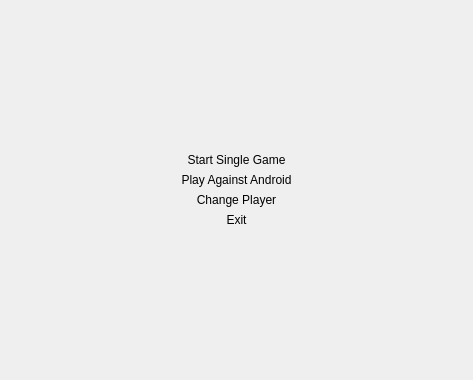
Above: startmenu.ui from kivi239/Scrabble before the change. Below: the same form after it.
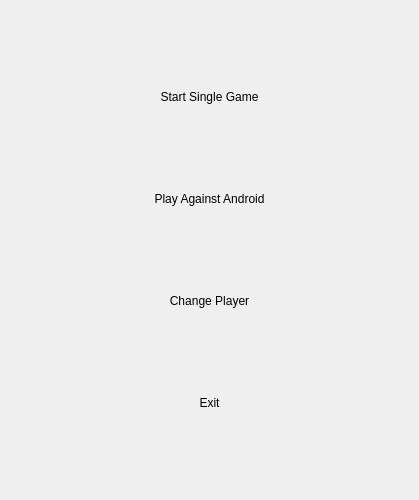
That is the form after the change. Icons and pictures are not drawn.

The edit to the form file:
```diff
--- a/startmenu.ui
+++ b/startmenu.ui
@@ -6,17 +6,97 @@
    <rect>
     <x>0</x>
     <y>0</y>
-    <width>473</width>
-    <height>380</height>
+    <width>419</width>
+    <height>500</height>
    </rect>
   </property>
   <property name="windowTitle">
    <string>Form</string>
   </property>
   <layout class="QGridLayout" name="gridLayout_2">
-   <item row="0" column="0">
+   <item row="1" column="0">
     <layout class="QGridLayout" name="gridLayout">
-     <item row="6" column="0">
+     <item row="4" column="0">
+      <spacer name="horizontalSpacer">
+       <property name="orientation">
+        <enum>Qt::Horizontal</enum>
+       </property>
+       <property name="sizeType">
+        <enum>QSizePolicy::Preferred</enum>
+       </property>
+       <property name="sizeHint" stdset="0">
+        <size>
+         <width>40</width>
+         <height>20</height>
+        </size>
+       </property>
+      </spacer>
+     </item>
+     <item row="9" column="1">
+      <spacer name="verticalSpacer">
+       <property name="orientation">
+        <enum>Qt::Vertical</enum>
+       </property>
+       <property name="sizeType">
+        <enum>QSizePolicy::Preferred</enum>
+       </property>
+       <property name="sizeHint" stdset="0">
+        <size>
+         <width>20</width>
+         <height>40</height>
+        </size>
+       </property>
+      </spacer>
+     </item>
+     <item row="5" column="1">
+      <spacer name="verticalSpacer_3">
+       <property name="orientation">
+        <enum>Qt::Vertical</enum>
+       </property>
+       <property name="sizeType">
+        <enum>QSizePolicy::Preferred</enum>
+       </property>
+       <property name="sizeHint" stdset="0">
+        <size>
+         <width>20</width>
+         <height>40</height>
+        </size>
+       </property>
+      </spacer>
+     </item>
+     <item row="7" column="1">
+      <spacer name="verticalSpacer_2">
+       <property name="orientation">
+        <enum>Qt::Vertical</enum>
+       </property>
+       <property name="sizeType">
+        <enum>QSizePolicy::Preferred</enum>
+       </property>
+       <property name="sizeHint" stdset="0">
+        <size>
+         <width>20</width>
+         <height>40</height>
+        </size>
+       </property>
+      </spacer>
+     </item>
+     <item row="11" column="1">
+      <spacer name="verticalSpacer_5">
+       <property name="orientation">
+        <enum>Qt::Vertical</enum>
+       </property>
+       <property name="sizeType">
+        <enum>QSizePolicy::Preferred</enum>
+       </property>
+       <property name="sizeHint" stdset="0">
+        <size>
+         <width>20</width>
+         <height>40</height>
+        </size>
+       </property>
+      </spacer>
+     </item>
+     <item row="10" column="1">
       <widget class="QPushButton" name="exitButton">
        <property name="styleSheet">
         <string notr="true">QPushButton {		    
@@ -37,7 +117,7 @@
        </property>
       </widget>
      </item>
-     <item row="3" column="0">
+     <item row="4" column="1">
       <widget class="QPushButton" name="startGameButton">
        <property name="styleSheet">
         <string notr="true">QPushButton {		    
@@ -73,28 +153,7 @@
        </property>
       </widget>
      </item>
-     <item row="4" column="0">
-      <widget class="QPushButton" name="againstAndroid">
-       <property name="styleSheet">
-        <string notr="true">QPushButton {		    
-             color: black;
-             border-image:url(:/new/prefix1/background2.jpg) 20 100 20 100;
-             border-top: 20px transparent;
-             border-bottom: 20px transparent;
-             border-right: 100px transparent;
-             border-left: 100px transparent;
-			 font: 75 16pt &quot;System&quot;;
-         }</string>
-       </property>
-       <property name="text">
-        <string>Play Against Android</string>
-       </property>
-       <property name="flat">
-        <bool>true</bool>
-       </property>
-      </widget>
-     </item>
-     <item row="5" column="0">
+     <item row="8" column="1">
       <widget class="QPushButton" name="changePlayer">
        <property name="styleSheet">
         <string notr="true">QPushButton {		    
@@ -112,6 +171,155 @@
        </property>
       </widget>
      </item>
+     <item row="6" column="1">
+      <widget class="QPushButton" name="againstAndroid">
+       <property name="styleSheet">
+        <string notr="true">QPushButton {		    
+             color: black;
+             border-image:url(:/new/prefix1/background2.jpg) 20 100 20 100;
+             border-top: 20px transparent;
+             border-bottom: 20px transparent;
+             border-right: 100px transparent;
+             border-left: 100px transparent;
+			 font: 75 16pt &quot;System&quot;;
+         }</string>
+       </property>
+       <property name="text">
+        <string>Play Against Android</string>
+       </property>
+       <property name="flat">
+        <bool>true</bool>
+       </property>
+      </widget>
+     </item>
+     <item row="3" column="1">
+      <spacer name="verticalSpacer_4">
+       <property name="orientation">
+        <enum>Qt::Vertical</enum>
+       </property>
+       <property name="sizeType">
+        <enum>QSizePolicy::Preferred</enum>
+       </property>
+       <property name="sizeHint" stdset="0">
+        <size>
+         <width>20</width>
+         <height>40</height>
+        </size>
+       </property>
+      </spacer>
+     </item>
+     <item row="4" column="2">
+      <spacer name="horizontalSpacer_2">
+       <property name="orientation">
+        <enum>Qt::Horizontal</enum>
+       </property>
+       <property name="sizeType">
+        <enum>QSizePolicy::Preferred</enum>
+       </property>
+       <property name="sizeHint" stdset="0">
+        <size>
+         <width>40</width>
+         <height>20</height>
+        </size>
+       </property>
+      </spacer>
+     </item>
+     <item row="6" column="0">
+      <spacer name="horizontalSpacer_3">
+       <property name="orientation">
+        <enum>Qt::Horizontal</enum>
+       </property>
+       <property name="sizeType">
+        <enum>QSizePolicy::Preferred</enum>
+       </property>
+       <property name="sizeHint" stdset="0">
+        <size>
+         <width>40</width>
+         <height>20</height>
+        </size>
+       </property>
+      </spacer>
+     </item>
+     <item row="6" column="2">
+      <spacer name="horizontalSpacer_4">
+       <property name="orientation">
+        <enum>Qt::Horizontal</enum>
+       </property>
+       <property name="sizeType">
+        <enum>QSizePolicy::Preferred</enum>
+       </property>
+       <property name="sizeHint" stdset="0">
+        <size>
+         <width>40</width>
+         <height>20</height>
+        </size>
+       </property>
+      </spacer>
+     </item>
+     <item row="8" column="0">
+      <spacer name="horizontalSpacer_5">
+       <property name="orientation">
+        <enum>Qt::Horizontal</enum>
+       </property>
+       <property name="sizeType">
+        <enum>QSizePolicy::Preferred</enum>
+       </property>
+       <property name="sizeHint" stdset="0">
+        <size>
+         <width>40</width>
+         <height>20</height>
+        </size>
+       </property>
+      </spacer>
+     </item>
+     <item row="8" column="2">
+      <spacer name="horizontalSpacer_6">
+       <property name="orientation">
+        <enum>Qt::Horizontal</enum>
+       </property>
+       <property name="sizeType">
+        <enum>QSizePolicy::Preferred</enum>
+       </property>
+       <property name="sizeHint" stdset="0">
+        <size>
+         <width>40</width>
+         <height>20</height>
+        </size>
+       </property>
+      </spacer>
+     </item>
+     <item row="10" column="0">
+      <spacer name="horizontalSpacer_7">
+       <property name="orientation">
+        <enum>Qt::Horizontal</enum>
+       </property>
+       <property name="sizeType">
+        <enum>QSizePolicy::Preferred</enum>
+       </property>
+       <property name="sizeHint" stdset="0">
+        <size>
+         <width>40</width>
+         <height>20</height>
+        </size>
+       </property>
+      </spacer>
+     </item>
+     <item row="10" column="2">
+      <spacer name="horizontalSpacer_8">
+       <property name="orientation">
+        <enum>Qt::Horizontal</enum>
+       </property>
+       <property name="sizeType">
+        <enum>QSizePolicy::Preferred</enum>
+       </property>
+       <property name="sizeHint" stdset="0">
+        <size>
+         <width>40</width>
+         <height>20</height>
+        </size>
+       </property>
+      </spacer>
+     </item>
     </layout>
    </item>
   </layout>
```
